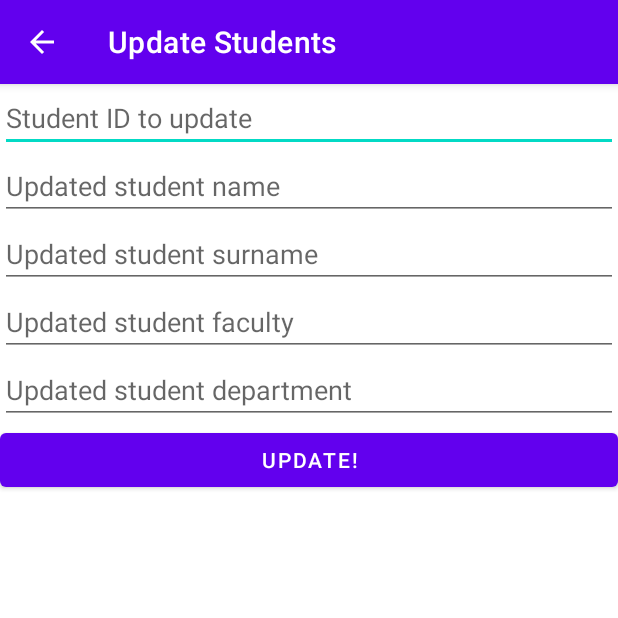
After one commit to JustRelaxable/CMPE-408-Project-01, an Android app: the update_student screen opened directly, with no data from a screen before it, on a phone screen of 412 x 824 dp, the top half of it. The commit adds this screen. Run offline under Robolectric (Android 15) with nearby library versions, the phone set to English and light mode, and no system bars.

Commit message:
Update students activity created

```diff
--- a/app/src/main/java/com/rc2/cmpe408project01/MainActivity.java
+++ b/app/src/main/java/com/rc2/cmpe408project01/MainActivity.java
@@ -410,6 +410,7 @@ public class MainActivity extends AppCompatActivity implements View.OnClickListe
                 startActivity(new Intent(this,search_student.class));
                 break;
             case "Update":
+                startActivity(new Intent(this,update_student.class));
                 break;
             case "Help":
                 break;
--- /dev/null
+++ b/app/src/main/java/com/rc2/cmpe408project01/update_student.java
@@ -0,0 +1,46 @@
+package com.rc2.cmpe408project01;
+
+import androidx.annotation.NonNull;
+import androidx.appcompat.app.AppCompatActivity;
+
+import android.os.Bundle;
+import android.view.MenuItem;
+import android.view.View;
+import android.widget.Button;
+import android.widget.EditText;
+
+public class update_student extends AppCompatActivity {
+
+    EditText studentID,studentName,studentSurname,studentFaculty,studentDepartment;
+
+    @Override
+    protected void onCreate(Bundle savedInstanceState) {
+        super.onCreate(savedInstanceState);
+        setContentView(R.layout.activity_update_student);
+        getSupportActionBar().setDisplayHomeAsUpEnabled(true);
+        setTitle("Update Students");
+
+        studentID = findViewById(R.id.student_id);
+        studentName = findViewById(R.id.student_name);
+        studentSurname = findViewById(R.id.student_surname);
+        studentDepartment = findViewById(R.id.student_department);
+        studentFaculty = findViewById(R.id.student_faculty);
+        findViewById(R.id.update_button).setOnClickListener(new View.OnClickListener() {
+            @Override
+            public void onClick(View view) {
+                StudentModel updatedStudent = new StudentModel(studentID.getText().toString(),
+                        studentName.getText().toString(),
+                        studentSurname.getText().toString(),
+                        studentFaculty.getText().toString(),
+                        studentDepartment.getText().toString());
+                StudentDatabaseHandler.instance.updateStudent(updatedStudent);
+            }
+        });
+    }
+
+    @Override
+    public boolean onOptionsItemSelected(@NonNull MenuItem item) {
+        finish();
+        return super.onOptionsItemSelected(item);
+    }
+}
--- /dev/null
+++ b/app/src/main/res/layout/activity_update_student.xml
@@ -0,0 +1,47 @@
+<?xml version="1.0" encoding="utf-8"?>
+<LinearLayout xmlns:android="http://schemas.android.com/apk/res/android"
+    xmlns:app="http://schemas.android.com/apk/res-auto"
+    xmlns:tools="http://schemas.android.com/tools"
+    android:layout_width="match_parent"
+    android:layout_height="match_parent"
+    tools:context=".update_student"
+    android:orientation="vertical">
+
+    <EditText
+        android:id="@+id/student_id"
+        android:layout_width="match_parent"
+        android:layout_height="wrap_content"
+        android:inputType="number"
+        android:hint="Student ID to update">
+    </EditText>
+    <EditText
+        android:id="@+id/student_name"
+        android:layout_width="match_parent"
+        android:layout_height="wrap_content"
+        android:hint="Updated student name">
+    </EditText>
+    <EditText
+        android:id="@+id/student_surname"
+        android:layout_width="match_parent"
+        android:layout_height="wrap_content"
+        android:hint="Updated student surname">
+    </EditText>
+    <EditText
+        android:id="@+id/student_faculty"
+        android:layout_width="match_parent"
+        android:layout_height="wrap_content"
+        android:hint="Updated student faculty">
+    </EditText>
+    <EditText
+        android:id="@+id/student_department"
+        android:layout_width="match_parent"
+        android:layout_height="wrap_content"
+        android:hint="Updated student department">
+    </EditText>
+    <Button
+        android:id="@+id/update_button"
+        android:layout_width="match_parent"
+        android:layout_height="wrap_content"
+        android:text="Update!">
+    </Button>
+</LinearLayout>
```
Also changed, not shown: app/src/main/AndroidManifest.xml (+7 -0 lines), app/src/main/java/com/rc2/cmpe408project01/StudentDatabaseHandler.java (+10 -0 lines).
